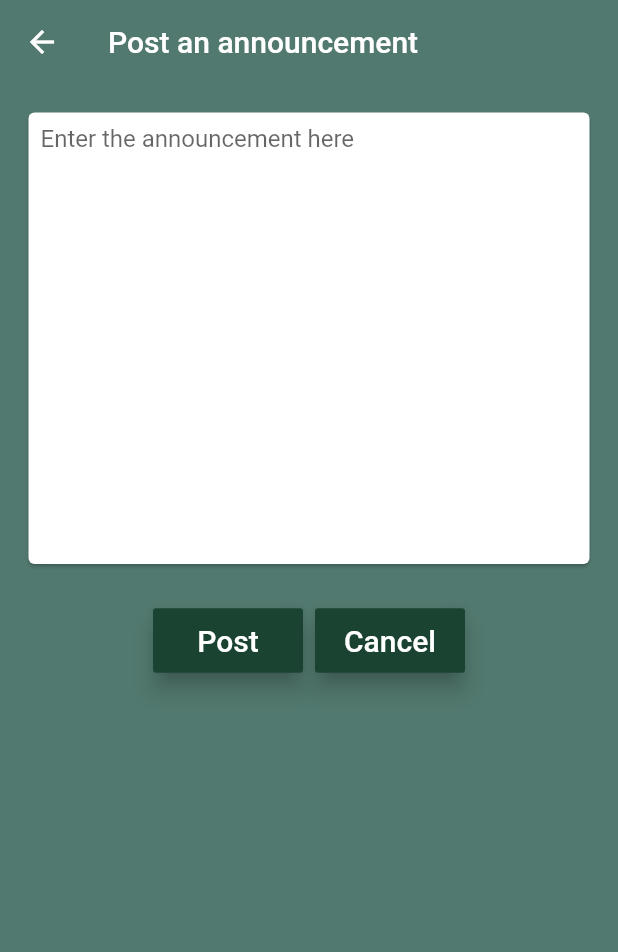
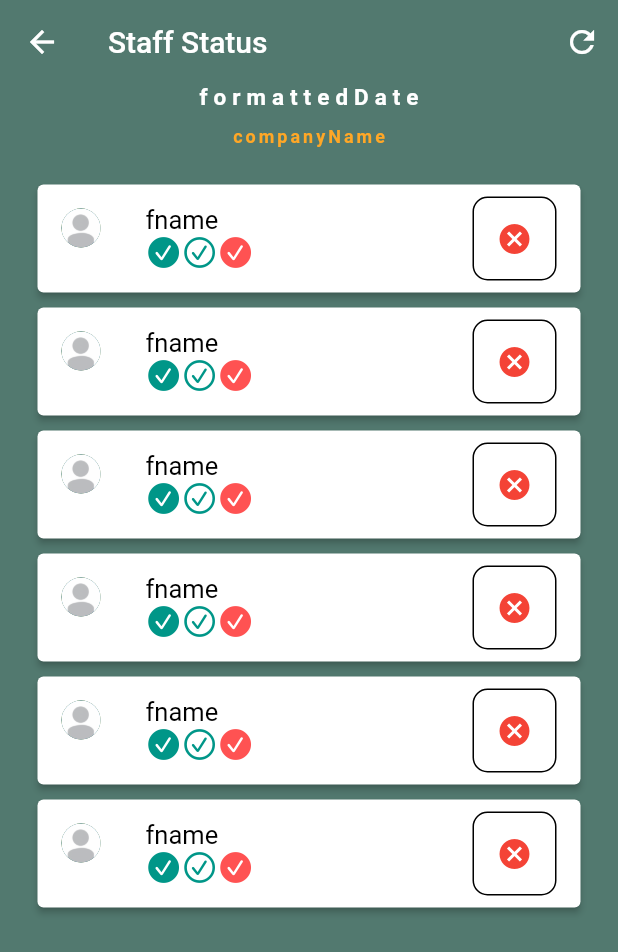
Before and after one commit to singh-preet/covid_fl, a Flutter app: the Home screen opened by its route, item 2 of the bottom bar chosen, on a phone screen of 412 x 824 dp. Shown: the top 952 px of the screen. Run offline on Flutter 3.47's test engine with Material 2 defaults, Android fonts, the phone set to English and light mode, and no system bars; drawn by our look-alikes of flutter_slidable; our stand-ins replace get, shared_preferences, synchronized; accounts and stored records are empty.

Commit message:
staff status screen

```diff
--- a/lib/controllers/home_controller.dart
+++ b/lib/controllers/home_controller.dart
@@ -27,7 +27,7 @@ class HomeController extends GetxController {
     } else if (this.selectedTabIndex == 2) {
       Get.to(StaffDirectory());
     } else if (this.selectedTabIndex == 1) {
-      Get.toNamed(Routes.POST_ANNOUNCEMENT);
+      Get.toNamed(Routes.STAFF_STATUS);
     }
     AppLogger.printLog(index.toString());
     update();
--- a/lib/features/admin/staff_status.dart
+++ b/lib/features/admin/staff_status.dart
@@ -0,0 +1,131 @@
+import 'package:covid_fl/utils/app_colors.dart';
+import 'package:covid_fl/utils/string_constant.dart';
+import 'package:flutter/cupertino.dart';
+import 'package:flutter/material.dart';
+import 'package:flutter_slidable/flutter_slidable.dart';
+
+class StaffStatus extends StatelessWidget {
+  const StaffStatus({Key key}) : super(key: key);
+
+  @override
+  Widget build(BuildContext context) {
+    return Scaffold(
+      backgroundColor: AppColors.backgroundColor,
+      appBar: AppBar(
+        title: new Text(StringConstant.STAFF_STATUS),
+        backgroundColor: AppColors.backgroundColor,
+        elevation: 0,
+        actions: <Widget>[
+          IconButton(
+              icon: Icon(
+                Icons.refresh,
+                color: Colors.white,
+              ),
+              onPressed: () {})
+        ],
+      ),
+      body: Column(
+        crossAxisAlignment: CrossAxisAlignment.center,
+        children: <Widget>[
+          Container(
+              child: Text("formattedDate",
+                  style: TextStyle(
+                      color: Colors.white,
+                      fontSize: 15,
+                      letterSpacing: 4,
+                      fontWeight: FontWeight.bold))),
+          SizedBox(
+            height: 10,
+          ),
+          Container(
+              child: Text("companyName",
+                  style: TextStyle(
+                      color: Colors.orange[400],
+                      fontSize: 12,
+                      letterSpacing: 2,
+                      fontWeight: FontWeight.bold))),
+          SizedBox(
+            height: 20,
+          ),
+          Container(
+            child: Expanded(
+              child: ListView.builder(
+                itemCount: 6,
+                itemBuilder: (BuildContext context, int index) {
+                  return Slidable(
+                    actionPane: SlidableDrawerActionPane(),
+                    actions: <Widget>[
+                      IconSlideAction(
+                          icon: Icons.timeline,
+                          caption: StringConstant.TIMELINE,
+                          color: Colors.blue,
+                          onTap: () {}),
+                    ],
+                    secondaryActions: <Widget>[
+                      IconSlideAction(
+                          icon: Icons.clear,
+                          color: Colors.red,
+                          caption: StringConstant.CANCEL,
+                          closeOnTap: false,
+                          onTap: () {
+                            print("More  is Clicked");
+                          })
+                    ],
+                    child: new Card(
+                        elevation: 2,
+                        margin:
+                            EdgeInsets.symmetric(vertical: 5, horizontal: 25),
+                        color: Colors.white,
+                        child: ListTile(
+                            onLongPress: () {},
+                            onTap: () {},
+                            trailing: GestureDetector(
+                              onTap: () {},
+                              child: SizedBox(
+                                  child: Container(
+                                      decoration: BoxDecoration(
+                                          borderRadius:
+                                              BorderRadius.circular(10),
+                                          border: Border.all(width: 1)),
+                                      child: Padding(
+                                          padding: EdgeInsets.all(15.0),
+                                          child: Icon(
+                                            Icons.cancel,
+                                            color: Colors.red,
+                                          )))),
+                            ),
+                            leading: CircleAvatar(
+                              radius: 13,
+                              backgroundColor: Color(0xffFDCF09),
+                              child: CircleAvatar(
+                                radius: 13,
+                                backgroundImage:
+                                    AssetImage("assets/generic.png"),
+                              ),
+                            ),
+                            title: Text("fname",
+                                style: TextStyle(
+                                  fontSize: 17,
+                                  color: Colors.black,
+                                )),
+                            subtitle: Row(
+                              mainAxisAlignment: MainAxisAlignment.start,
+                              children: <Widget>[
+                                Icon(CupertinoIcons.check_mark_circled_solid,
+                                    color: Colors.teal),
+                                Icon(CupertinoIcons.check_mark_circled,
+                                    color: Colors.teal),
+                                Icon(CupertinoIcons.check_mark_circled_solid,
+                                    color: Colors.redAccent),
+                              ],
+                            ))),
+                  );
+                },
+              ),
+            ),
+          ),
+        ],
+      ),
+    );
+  }
+}
--- a/lib/features/login_screen/login_screen.dart
+++ b/lib/features/login_screen/login_screen.dart
@@ -10,11 +10,11 @@ class LoginScreen extends StatelessWidget {
 
   @override
   Widget build(BuildContext context) {
-    return GetBuilder<LoginController>(
-      builder: (controller) {
-        return Scaffold(
-          backgroundColor: AppColors.backgroundColor,
-          body: Padding(
+    return Scaffold(
+      backgroundColor: AppColors.backgroundColor,
+      body: GetBuilder<LoginController>(
+        builder: (controller) {
+          return Padding(
             padding: const EdgeInsets.all(8.0),
             child: Column(
               children: [
@@ -22,7 +22,6 @@ class LoginScreen extends StatelessWidget {
                 Transform.scale(scale: 0.5, child: Image.asset('assets/logo.png')),
                 Text(StringConstant.APP_NAME, style: StyleManager.boldWhite(fontSize: 50),),
                 SizedBox(height: 20,),
-                // Text(AppConstant.LOGIN, style:  StyleManager.boldWhite(fontSize: 30),),
                 Padding(
                   padding: const EdgeInsets.symmetric(horizontal: 16),
                   child: TextFormField(
@@ -54,9 +53,9 @@ class LoginScreen extends StatelessWidget {
                 Expanded(child: Container(),),
               ],
             ),
-          ),
-        );
-      }
+          );
+        }
+      ),
     );
   }
 }
--- a/lib/routes/app_pages.dart
+++ b/lib/routes/app_pages.dart
@@ -5,6 +5,7 @@ import 'package:covid_fl/bindings/splash_binding.dart';
 import 'package:covid_fl/bindings/staff_binding.dart';
 import 'package:covid_fl/bindings/timeline_binding.dart';
 import 'package:covid_fl/features/admin/post_announcement.dart';
+import 'package:covid_fl/features/admin/staff_status.dart';
 import 'package:covid_fl/features/home/home.dart';
 import 'package:covid_fl/features/login_screen/login_screen.dart';
 import 'package:covid_fl/features/splash_screen/splash_screen.dart';
@@ -23,5 +24,6 @@ class AppPages {
     GetPage(name: Routes.TIMELINE, page: ()=>TimeLine(), binding: TimeLineBinding()),
     GetPage(name: Routes.STAFF, page: ()=>StaffDirectory(), binding: StaffBinding()),
     GetPage(name: Routes.POST_ANNOUNCEMENT, page: ()=>PostAnnouncement(), binding: AnnouncementBinding()),
+    GetPage(name: Routes.STAFF_STATUS, page: ()=>StaffStatus(), binding: AnnouncementBinding()),
   ];
 }
--- a/lib/routes/app_routes.dart
+++ b/lib/routes/app_routes.dart
@@ -7,4 +7,5 @@ class Routes {
   static const TIMELINE = '/timeline';
   static const STAFF = '/staff';
   static const POST_ANNOUNCEMENT = '/post_announcement';
+  static const STAFF_STATUS = '/staff_status';
 }
--- /dev/null
+++ b/lib/utils/status.dart
@@ -0,0 +1 @@
+enum Status { ERROR, LOADING, SUCCESS, NONE }
--- a/lib/utils/string_constant.dart
+++ b/lib/utils/string_constant.dart
@@ -24,6 +24,9 @@ class StringConstant{
   static const String SELECT_OPTION =  "What do you want to do?";
 
 
+  static const String STAFF_STATUS =  "Staff Status";
+
+
 
 
   static const String POST_ANNOUNCEMENT =  "Post an announcement";
--- a/pubspec.yaml
+++ b/pubspec.yaml
@@ -17,6 +17,7 @@ dependencies:
   http: any                        #used for api call
   shared_preferences: ^2.0.5          #used for store data locally on team bases
   intl:
+  flutter_slidable:
 
 dev_dependencies:
   flutter_test:
```
Also changed, not shown: assets/generic.png (added), pubspec.lock.
